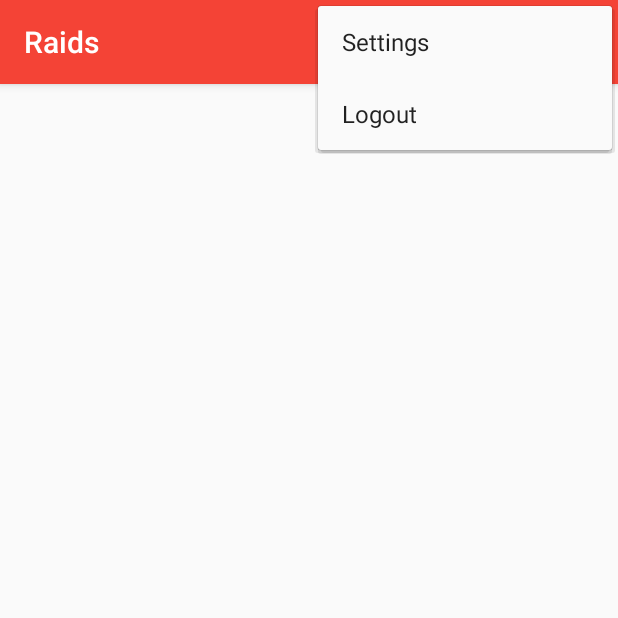
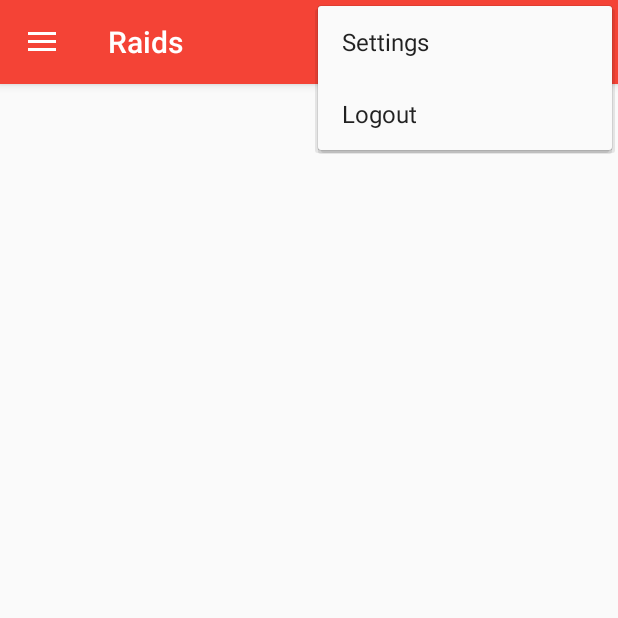
Before and after one commit to dhartwich1991/gc_gaming_android, an Android app: the AvailableRaidsActivity screen opened directly, with no data from a screen before it, with the options menu open, on a phone screen of 412 x 824 dp, the top half of it. Run offline under Robolectric (Android 15) with nearby library versions, the phone set to English and light mode, and no system bars; libraries missing offline, so code that uses them is left out: net.danlew.android; 1 statement that could not run was skipped.

Commit message:
implement correct dateformatting add drawer layout for character and profile

```diff
--- a/app/build.gradle
+++ b/app/build.gradle
@@ -31,4 +31,5 @@ dependencies {
     compile 'com.android.support:cardview-v7:21.0.+'
     compile 'com.android.support:recyclerview-v7:21.0.+'
     compile 'net.danlew:android.joda:2.6.0'
+    compile 'com.squareup.picasso:picasso:2.4.0'
 }
--- a/app/src/main/java/com/jdapplications/gcgaming/activities/AvailableRaidsActivity.java
+++ b/app/src/main/java/com/jdapplications/gcgaming/activities/AvailableRaidsActivity.java
@@ -3,9 +3,11 @@ package com.jdapplications.gcgaming.activities;
 import android.content.Context;
 import android.content.Intent;
 import android.content.SharedPreferences;
+import android.support.v4.widget.DrawerLayout;
 import android.support.v4.widget.SwipeRefreshLayout;
 import android.support.v7.app.ActionBarActivity;
 import android.os.Bundle;
+import android.support.v7.app.ActionBarDrawerToggle;
 import android.support.v7.widget.DefaultItemAnimator;
 import android.support.v7.widget.LinearLayoutManager;
 import android.support.v7.widget.RecyclerView;
@@ -13,6 +15,8 @@ import android.view.Menu;
 import android.view.MenuItem;
 import android.view.View;
 import android.widget.AdapterView;
+import android.widget.ArrayAdapter;
+import android.widget.ListView;
 import android.widget.Toast;
 
 import com.jdapplications.gcgaming.R;
@@ -41,11 +45,46 @@ public class AvailableRaidsActivity extends ActionBarActivity implements Adapter
     private FloatingActionButton fab;
     private SwipeRefreshLayout swipeRefreshLayout;
 
+    private String[] mMenuItems;
+    private DrawerLayout mDrawerLayout;
+    private ActionBarDrawerToggle mDrawerToggle;
+    private ListView mDrawerList;
+
     @Override
     protected void onCreate(Bundle savedInstanceState) {
 
         super.onCreate(savedInstanceState);
         setContentView(R.layout.activity_available_raids);
+
+        mMenuItems = new String[]{"Raids", "Character", "Profile"};
+        mDrawerLayout = (DrawerLayout) findViewById(R.id.drawer_layout);
+        mDrawerList = (ListView) findViewById(R.id.left_drawer);
+        mDrawerList.setAdapter(new ArrayAdapter<>(this, R.layout.drawer_list_item, mMenuItems));
+        mDrawerList.setOnItemClickListener(new DrawerItemClickListener());
+
+        mDrawerToggle = new ActionBarDrawerToggle(
+                this,                  /* host Activity */
+                mDrawerLayout,         /* DrawerLayout object */
+                R.string.drawer_open,  /* "open drawer" description */
+                R.string.drawer_close  /* "close drawer" description */
+        ) {
+            /** Called when a drawer has settled in a completely closed state. */
+            public void onDrawerClosed(View view) {
+                super.onDrawerClosed(view);
+                getSupportActionBar().setTitle(getTitle());
+            }
+
+            /** Called when a drawer has settled in a completely open state. */
+            public void onDrawerOpened(View drawerView) {
+                super.onDrawerOpened(drawerView);
+                getSupportActionBar().setTitle(R.string.app_name);
+            }
+        };
+
+        getSupportActionBar().setDisplayHomeAsUpEnabled(true);
+        getSupportActionBar().setHomeButtonEnabled(true);
+        mDrawerLayout.setDrawerListener(mDrawerToggle);
+        mDrawerToggle.syncState();
 
         availableRaidsView = (RecyclerView) findViewById(R.id.availableRaidsView);
         availableRaidsView.setOnClickListener(this);
@@ -92,6 +131,9 @@ public class AvailableRaidsActivity extends ActionBarActivity implements Adapter
             return true;
         } else if (id == R.id.action_logout) {
             //TODO: Log user out and remove Data from Shared Prefs
+        } else if (id == android.R.id.home) {
+            mDrawerToggle.onOptionsItemSelected(item);
+            return true;
         }
 
         return super.onOptionsItemSelected(item);
@@ -164,4 +206,36 @@ public class AvailableRaidsActivity extends ActionBarActivity implements Adapter
             }
         }).execute();
     }
+
+    private class DrawerItemClickListener implements ListView.OnItemClickListener {
+        @Override
+        public void onItemClick(AdapterView parent, View view, int position, long id) {
+            selectItem(position);
+        }
+    }
+
+    /**
+     * Swaps fragments in the main content view
+     */
+    private void selectItem(int position) {
+        // Highlight the selected item, update the title, and close the drawer
+        mDrawerList.setItemChecked(position, true);
+        setTitle(mMenuItems[position]);
+        mDrawerLayout.closeDrawer(mDrawerList);
+        mDrawerLayout.closeDrawers();
+
+        switch (position) {
+            case 0:
+                //Do nothing we are already in that activity
+                return;
+            case 1:
+                Intent i = new Intent(AvailableRaidsActivity.this, CharacterActivity.class);
+                startActivity(i);
+                return;
+            case 2:
+                Intent j = new Intent(AvailableRaidsActivity.this, ProfileActivity.class);
+                startActivity(j);
+                return;
+        }
+    }
 }
--- a/app/src/main/java/com/jdapplications/gcgaming/activities/StartActivity.java
+++ b/app/src/main/java/com/jdapplications/gcgaming/activities/StartActivity.java
@@ -52,7 +52,6 @@ public class StartActivity extends ActionBarActivity implements View.OnClickList
             task.execute(sharedPref.getString("username", null), sharedPref.getString("password", null));
             loginSubmitButton.setEnabled(false);
         }
-
     }
 
 
--- a/app/src/main/java/com/jdapplications/gcgaming/utils/DateFormatter.java
+++ b/app/src/main/java/com/jdapplications/gcgaming/utils/DateFormatter.java
@@ -12,11 +12,11 @@ public class DateFormatter {
     public static String formatJSONISO8601Date(String inputJSONDate) {
         String output = "-";
         if (inputJSONDate != "null") {
+//            DateTimeZone timeZone = DateTimeZone.forID("Europe/Berlin");
             // Usually better to specify a time zone than rely on default.
-            DateTimeZone timeZone = DateTimeZone.forID("Europe/Berlin");
-            DateTimeFormatter formatter = DateTimeFormat.forPattern("EEE dd.MMMMM yyyy HH:mm").withZone(timeZone);
+            DateTimeFormatter formatter = DateTimeFormat.forPattern("EEE dd.MMMMM yyyy HH:mm");
             // Parse string into a DateTime. Passing to constructor conveniently uses the built-in ISO 8601 parser built into DateTime class.
-            DateTime dateTime = new DateTime(inputJSONDate, timeZone);
+            DateTime dateTime = new DateTime(inputJSONDate, DateTimeZone.UTC);
             // Render date-time as a string in a particular format.
             output = formatter.print(dateTime);
         }
--- a/app/src/main/res/layout/activity_available_raids.xml
+++ b/app/src/main/res/layout/activity_available_raids.xml
@@ -1,3 +1,10 @@
+<android.support.v4.widget.DrawerLayout xmlns:android="http://schemas.android.com/apk/res/android"
+    xmlns:tools="http://schemas.android.com/tools"
+    android:id="@+id/drawer_layout"
+    android:layout_width="match_parent"
+    android:layout_height="match_parent"
+    tools:context=".AvailableRaidsActivity3">
+
     <RelativeLayout xmlns:android="http://schemas.android.com/apk/res/android"
         xmlns:tools="http://schemas.android.com/tools"
         android:layout_width="match_parent"
@@ -38,3 +45,9 @@
 
         </com.jdapplications.gcgaming.ui.FloatingActionButton>
     </RelativeLayout>
+
+    <!-- The navigation drawer -->
+    <ListView
+        android:id="@+id/left_drawer"
+        style="@style/NavigationDrawerList" />
+</android.support.v4.widget.DrawerLayout>
--- a/app/src/main/res/values/strings.xml
+++ b/app/src/main/res/values/strings.xml
@@ -8,5 +8,9 @@
     <string name="title_activity_available_raids">Raids</string>
     <string name="title_activity_create_event">Create Event</string>
     <string name="title_activity_raids_detail">RaidsDetailActivity</string>
+    <string name="drawer_open">Open</string>
+    <string name="drawer_close">Close</string>
+    <string name="title_activity_character">Character</string>
+    <string name="title_activity_profile">Profile</string>
 
 </resources>
--- a/app/src/main/res/values/styles.xml
+++ b/app/src/main/res/values/styles.xml
@@ -8,4 +8,14 @@
         <item name="colorAccent">@color/accent_color</item>
     </style>
 
+    <style name="NavigationDrawerList">
+        <item name="android:scrollbars">none</item>
+        <item name="android:layout_width">300dp</item>
+        <item name="android:layout_height">match_parent</item>
+        <item name="android:layout_gravity">start</item>
+        <item name="android:background">@android:color/white</item>
+        <item name="android:choiceMode">singleChoice</item>
+        <item name="android:headerDividersEnabled">false</item>
+    </style>
+
 </resources>
```
Also changed, not shown: app/src/main/AndroidManifest.xml (+8 -0 lines), app/src/main/java/com/jdapplications/gcgaming/activities/CharacterActivity.java (added, +45 -0 lines), app/src/main/java/com/jdapplications/gcgaming/activities/ProfileActivity.java (added, +47 -0 lines), app/src/main/res/layout/activity_character.xml (added, +12 -0 lines), app/src/main/res/layout/activity_profile.xml (added, +12 -0 lines), app/src/main/res/layout/activity_raids_detail.xml (+10 -3 lines), app/src/main/res/layout/drawer_list_item.xml (added, +12 -0 lines), app/src/main/res/menu/menu_character.xml (added, +7 -0 lines), app/src/main/res/menu/menu_profile.xml (added, +7 -0 lines), 1 other file. Lines whose indentation alone changed are shown as unchanged.
